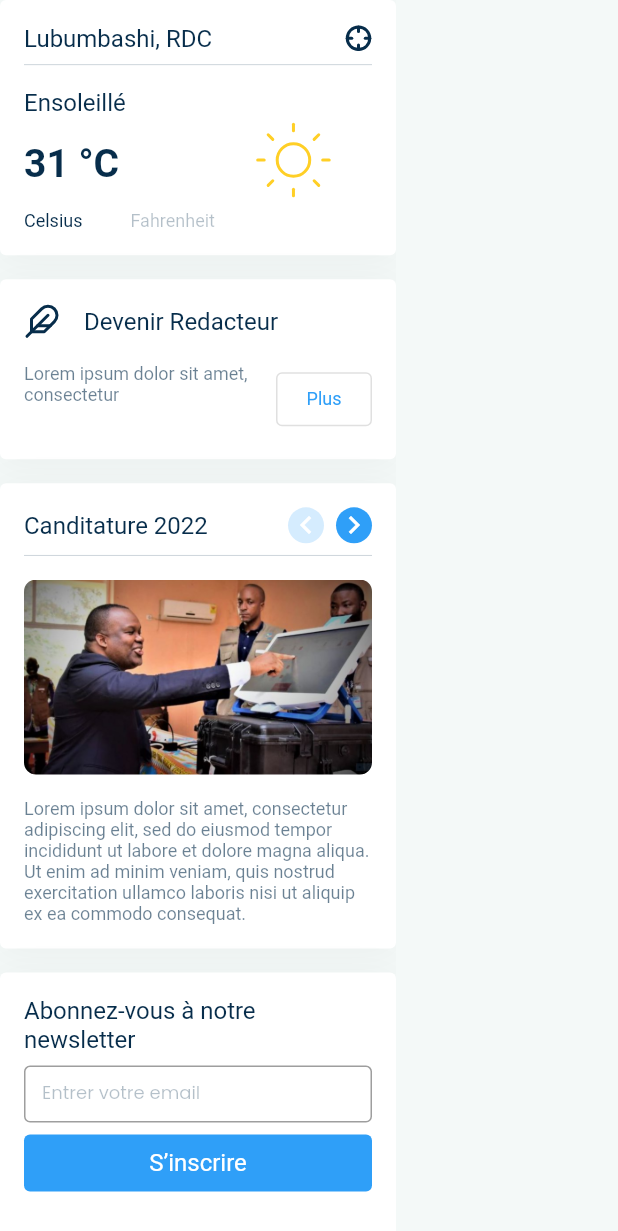
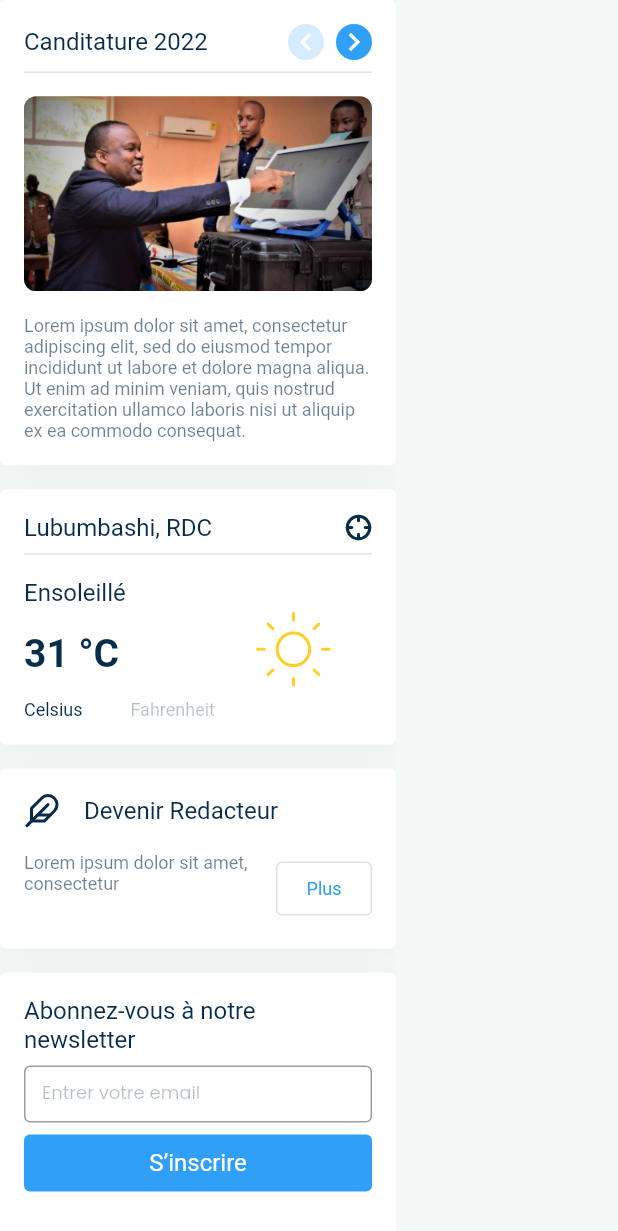
Before and after one commit to natdiv9/internews-app, a Flutter app: the RightSideNavView widget shown alone on an empty page, opened directly, on a phone screen of 412 x 824 dp. Shown: the top 1231 px of the screen. Run offline on Flutter 3.47's test engine with Material 2 defaults, Android fonts, the phone set to English and light mode, and no system bars; our stand-ins replace firebase_core, flutter_map, flutter_svg, get, google_fonts, latlong2 and 1 more; accounts and stored records are empty; network calls fail.

Commit message:
rearrange views order

```diff
--- a/lib/app/widgets/right_side_nav/right_side_nav_view.dart
+++ b/lib/app/widgets/right_side_nav/right_side_nav_view.dart
@@ -17,17 +17,17 @@ class RightSideNavView extends GetView {
       child: Padding(
         padding: const EdgeInsets.only(right: 16.0),
         child: ListView(
-          children: [
+          children: const [
+            RightPubWidget(),
+            SizedBox(
+              height: 16,
+            ),
             MeteoWidget(),
-            const SizedBox(
+            SizedBox(
               height: 16,
             ),
             BecomeWriterWidget(),
-            const SizedBox(
-              height: 16,
-            ),
-            RightPubWidget(),
-            const SizedBox(
+            SizedBox(
               height: 16,
             ),
             SubscribeNewsletterWidget()
```
